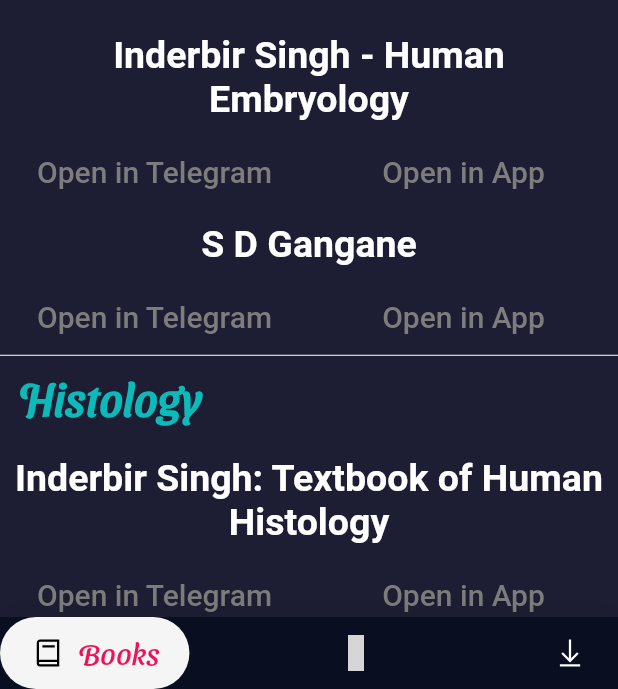
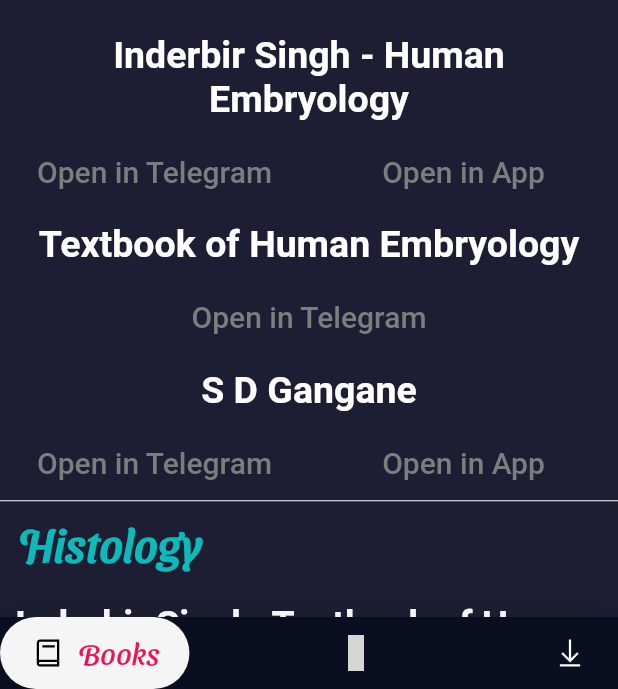
Before and after one commit to Soham2207/app_for_medicos, a Flutter app: the Screentwo screen opened directly, scrolled down 1152 dp, on a phone screen of 412 x 824 dp, the part 547-1236 px from its top. Run offline on Flutter 3.47's test engine with Material 2 defaults, Android fonts, the phone set to English and light mode, and no system bars; drawn by our look-alikes of google_nav_bar; our stand-ins replace firebase_auth, firebase_core, fluttertoast, line_icons; missing offline and left inert: syncfusion_flutter_pdfviewer; accounts and stored records are empty; grey boxes are pictures that could not be loaded.

Commit message:
Added new books

```diff
--- a/lib/Anatomy/anatomy_pdfs.dart
+++ b/lib/Anatomy/anatomy_pdfs.dart
@@ -2,6 +2,7 @@
 import 'package:app_for_medicos/constants/lists.dart' as Constants;
 import 'package:app_for_medicos/Headingtile.dart';
 import 'package:app_for_medicos/BookTile.dart';
+import '../launchUrl.dart';
 
 class AnatomyPdfs extends StatefulWidget {
   @override
@@ -9,6 +10,39 @@
 }
 
 class _AnatomyPdfsState extends State<AnatomyPdfs> {
+  Widget telegramBook(String bookName, String link) {
+    return Container(
+      color: Color(0xFF1D1E33),
+      child: Column(
+        children: <Widget>[
+          Padding(
+            padding: const EdgeInsets.all(10.0),
+            child: Text(
+              bookName,
+              textAlign: TextAlign.center,
+              style: TextStyle(
+                fontSize: 25.0,
+                fontWeight: FontWeight.bold,
+              ),
+            ),
+          ),
+          TextButton(
+            onPressed: () {
+              LaunchUrl().createState().openTelegram(link);
+            },
+            child: Text(
+              'Open in Telegram',
+              style: TextStyle(
+                color: Color(0xFF7D7D7D),
+                fontSize: 20.0,
+              ),
+            ),
+          )
+        ],
+      ),
+    );
+  }
+
   @override
   List<Widget> getContainers() {
     List<Widget> containerList = [];
@@ -51,6 +85,11 @@
           Heading(text: 'Exam'),
         );
       }
+      if (i == 12) {
+        containerList.add(telegramBook('Textbook of Human Embryology',
+            'https://t.me/app_for_medicos_by_techycrafts/69'));
+      }
+
       var newItem = Booktile().BookItem(
         i: i,
         bookName: Constants.Anatomy_bookName,
@@ -59,13 +98,14 @@
         Ncontext: context,
       );
       containerList.add(newItem);
+
       if (i < Constants.Anatomy_bookName.length - 1 &&
           (i == 1 ||
               i == 8 ||
               i == 12 ||
+              i == 13 ||
               i == 14 ||
               i == 17 ||
-              i == 13 ||
               i == 22)) {
         var newdivider = Divider(
           height: 3.0,
--- a/lib/constants/lists.dart
+++ b/lib/constants/lists.dart
@@ -38,6 +38,8 @@
   'Anatomy- Dr Ashwani Sir Notes',
   'Dr Rajesh Kaushal',
   'Dams Notes',
+  'VG Sawant SAQs',
+  'Anatomy Exam Oriented',
   //Review Books - yet to add
 ];
 const List<String> Anatomy_telegramLink = [
@@ -80,6 +82,8 @@
   'https://t.me/MedFlix_2/28',
   'https://t.me/MedFlix_2/38',
   'https://t.me/app_for_medicos_by_techycrafts/52',
+  'https://t.me/app_for_medicos_by_techycrafts/60',
+  'https://t.me/app_for_medicos_by_techycrafts/59',
 ];
 const List<String> Anatomy_firebaseLink = [
   //General Anatomy
@@ -121,6 +125,8 @@
   'https://firebasestorage.googleapis.com/v0/b/app-for-medicos-41492.appspot.com/o/Anatomy%2FAnatomy-%20Dr.%20Ashwani%20Sir%20Notes.pdf?alt=media&token=8ed82997-9557-43ab-bfe2-839fe46967c6',
   'https://firebasestorage.googleapis.com/v0/b/appformedicos.appspot.com/o/Anatomy%2FAnatomy_notes_Rajesh_Kaushal.pdf?alt=media&token=0241fbd3-41f5-4094-8466-beb83a867c3d',
   'https://firebasestorage.googleapis.com/v0/b/appformedicos.appspot.com/o/Anatomy%2FAnatomy%20Concept%20Book%20DAMS%20(Anatomy%20Decoded%20YouTube).pdf?alt=media&token=95d20572-f665-4300-b47b-9e1b71ef1bdb',
+  'https://firebasestorage.googleapis.com/v0/b/appformedicos.appspot.com/o/Anatomy%2FVG%20Sawant%20SAQs.pdf?alt=media&token=beb61e04-635b-4fd1-8f39-3485809fe5d5',
+  'https://firebasestorage.googleapis.com/v0/b/appformedicos.appspot.com/o/Anatomy%2FAnatomy%20Exam%20oriented.pdf?alt=media&token=0a767991-1060-4b66-a5f2-d1f21469abb9',
 ];
 
 List<String> Physiology_bookName = [
@@ -139,7 +145,7 @@
   'Physiology Exam Preparatory Manual -Vijaya Joshi',
   'Marrow Notes',
   'Unique Physiology',
-  'BJ Notes',
+  'JJ Notes',
   'Physicon (Guyton Summary)'
 ];
 
@@ -216,6 +222,8 @@
   'Carvo', // breakpoint
   //Review Books:
   'Rebecca James Perumcheril Self-assessment and review of Biochem',
+  //Exam
+  'Biochem Exam Oriented',
 ];
 
 List<String> BioChem_telegramLink = [
@@ -251,6 +259,8 @@
   'https://t.me/app_for_medicos_by_techycrafts/42',
   //Review Books:
   'https://t.me/MedFlix_2/121',
+  //Exam
+  'https://t.me/app_for_medicos_by_techycrafts/57',
 ];
 
 List<String> BioChem_firebaseLink = [
@@ -286,6 +296,8 @@
   'https://firebasestorage.googleapis.com/v0/b/appformedicos.appspot.com/o/Biochemistry%2FDr%20Rajesh%20Jambhulkar%20biochem%20notes%2Fcarvo.pdf?alt=media&token=6c179122-57cb-43c1-ae08-989d33ca0b8d',
   //Review Books:
   'https://firebasestorage.googleapis.com/v0/b/appformedicos.appspot.com/o/Biochemistry%2FRebecca_James_Perumcheril_Self_assessment_and_review_of_biochemistry.pdf?alt=media&token=f2439b52-a5c1-412d-aa1e-eba900f99d16',
+  //Exam
+  'https://firebasestorage.googleapis.com/v0/b/appformedicos.appspot.com/o/Biochemistry%2FBiochem%20Exam%20oriented%20.pdf?alt=media&token=1cb8b9e0-7df7-45a1-9ba7-445999f03beb',
 ];
 
 List<String> QuesPaper_Name = [
@@ -323,6 +335,7 @@
   'https://youtube.com/c/virenkariya',
   'https://youtube.com/c/rajeshkkaushal',
   'https://youtube.com/c/doctorbhanuprakash',
+  'https://youtube.com/playlist?list=PLqTetbgey0afCpIjY3lDdXxSEeJmxVHK8',
 ];
 
 List<String> Anatomy_video_names = [
@@ -335,6 +348,7 @@
   'Dr Viren Kariya',
   'Dr. Rajesh Kaushal',
   'Dr. G Bhanu Prakash',
+  'Armando Hasudungan',
 ];
 
 List<String> BioChem_video_links = [
@@ -359,6 +373,7 @@
   'https://youtube.com/playlist?list=PLTF9h-T1TcJjdJppplKVsgPWNQ_beElaG',
   'https://youtube.com/playlist?list=PLTF9h-T1TcJgF4V5joQUhO1inEppADuGb',
   'https://youtube.com/channel/UCpTNKOgn_gVck7hYl11OW5Q',
+  'https://youtube.com/playlist?list=PLY33uf2n4e6N6-2yWcB3k26LqnwzfyG6C',
 ];
 
 List<String> Physiology_video_names = [
@@ -371,4 +386,5 @@
   'Respiratory Physiology',
   'Special Senses',
   'MBBS Physiology -Dr. Waqas Khan',
+  'Osmosis',
 ];
--- a/lib/loginpage.dart
+++ b/lib/loginpage.dart
@@ -76,6 +76,7 @@
                     ),
                   ),
                 ),
+                textInputAction: TextInputAction.next,
               ),
               SizedBox(
                 height: 30.0,
```
Also changed, not shown: lib/Homepage related/homepage_questionpapers.dart (+40 -1 lines), lib/Physiology/physiology_pdfs.dart (+44 -3 lines).
